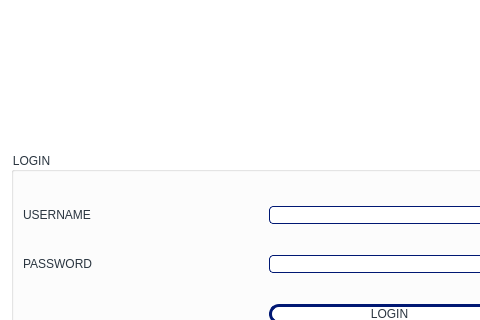
Above: Library-Management-System-/library/Library/login.ui from nicki-choo/CS106-LibraryManagementSystem before the change; both pictures show x 0 to 480 and y 128 to 448 of the 779 by 553 pixel window. Below: the same form after it.
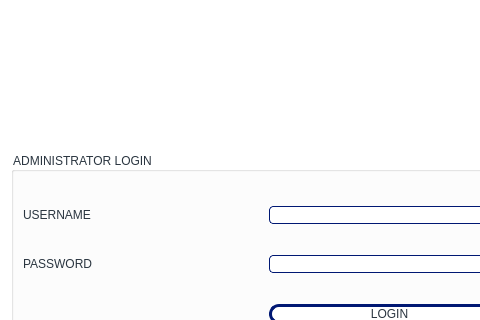
That is the form after the change. Icons and pictures are not drawn.

Commit message:
working login signup
hopefully

```diff
--- a/Library-Management-System-/library/Library/login.ui
+++ b/Library-Management-System-/library/Library/login.ui
@@ -69,7 +69,7 @@
 color: #2A3540</string>
      </property>
      <property name="title">
-      <string>LOGIN</string>
+      <string>ADMINISTRATOR LOGIN</string>
      </property>
      <layout class="QGridLayout" name="gridLayout_2">
       <item row="0" column="0">
```
Left out of the diff: 152 changed lines with no effect on the pictures. The commit also changes 64 other files.
